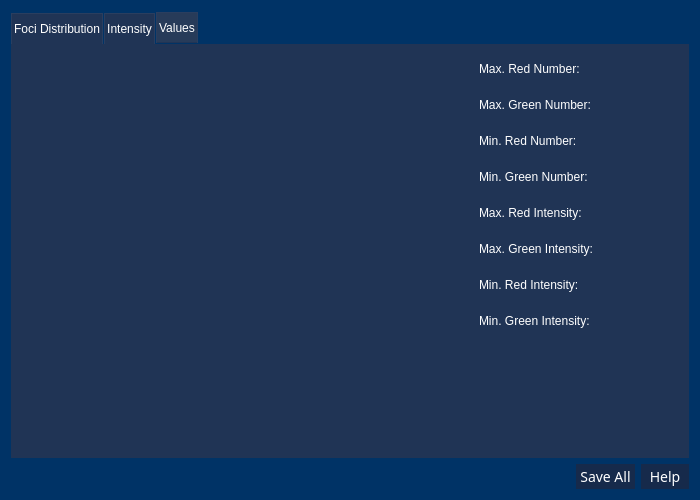
Above: Nucleus/gui/statistics_dialog.ui from SilMon/NucDetect before the change. Below: the same form after it.
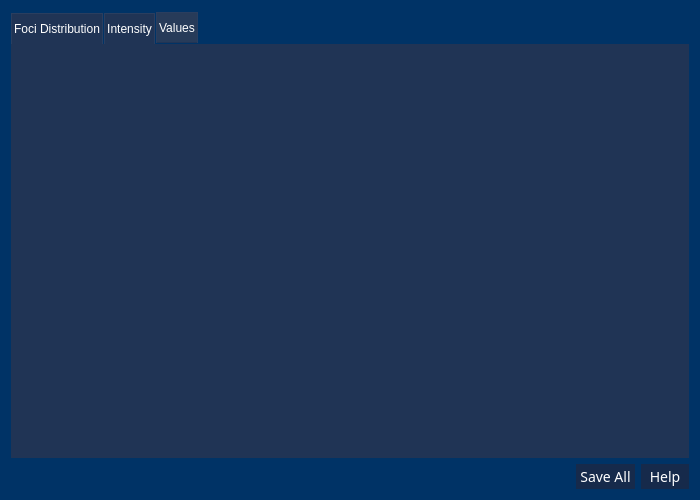
That is the form after the change. The open tabs and pages were chosen to show the change.

Commit message: WIP Update #14 Statistics window

Patch:
```diff
--- a/Nucleus/gui/statistics_dialog.ui
+++ b/Nucleus/gui/statistics_dialog.ui
@@ -345,63 +345,7 @@
         </layout>
        </item>
        <item>
-        <layout class="QVBoxLayout" name="verticalLayout_5">
-         <item>
-          <widget class="QLabel" name="lbl_num_red_max">
-           <property name="text">
-            <string>Max. Red Number: </string>
-           </property>
-          </widget>
-         </item>
-         <item>
-          <widget class="QLabel" name="lbl_num_green_max">
-           <property name="text">
-            <string>Max. Green Number:</string>
-           </property>
-          </widget>
-         </item>
-         <item>
-          <widget class="QLabel" name="lbl_num_red_min">
-           <property name="text">
-            <string>Min. Red Number:</string>
-           </property>
-          </widget>
-         </item>
-         <item>
-          <widget class="QLabel" name="lbl_num_green_min">
-           <property name="text">
-            <string>Min. Green Number: </string>
-           </property>
-          </widget>
-         </item>
-         <item>
-          <widget class="QLabel" name="lbl_int_red_max">
-           <property name="text">
-            <string>Max. Red Intensity: </string>
-           </property>
-          </widget>
-         </item>
-         <item>
-          <widget class="QLabel" name="lbl_int_green_max">
-           <property name="text">
-            <string>Max. Green Intensity:</string>
-           </property>
-          </widget>
-         </item>
-         <item>
-          <widget class="QLabel" name="lbl_int_red_min">
-           <property name="text">
-            <string>Min. Red Intensity: </string>
-           </property>
-          </widget>
-         </item>
-         <item>
-          <widget class="QLabel" name="lbl_int_green_min">
-           <property name="text">
-            <string>Min. Green Intensity: </string>
-           </property>
-          </widget>
-         </item>
+        <layout class="QVBoxLayout" name="val_par">
          <item>
           <spacer name="verticalSpacer_3">
            <property name="orientation">
```
Left out of the diff: 94 changed lines with no effect on the pictures. The commit also changes 2 other files.
